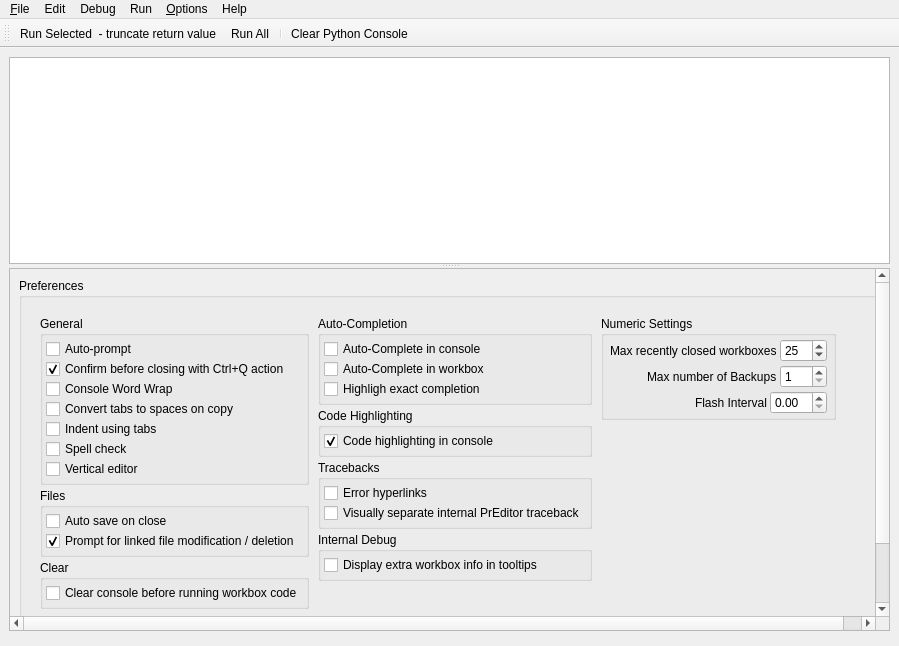
macevhicz/PrEditor, file preditor/gui/ui/loggerwindow.ui: the form before one commit.
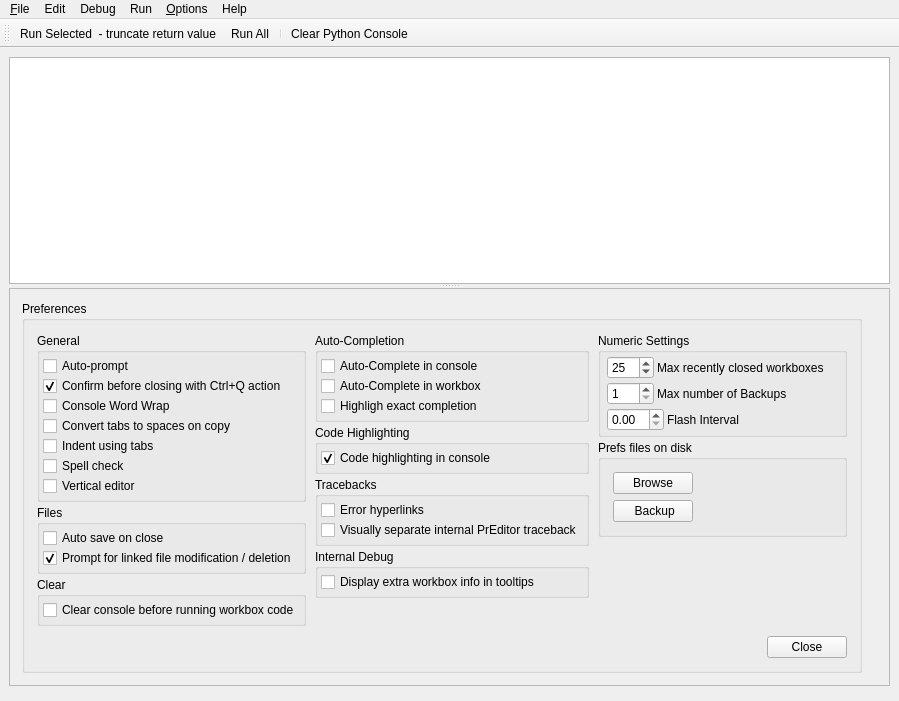
The form after the commit. Custom widgets are drawn as their Qt base class.

Commit message: Move About/Preferences to Preferences page

Diff of the .ui file:
```diff
--- a/preditor/gui/ui/loggerwindow.ui
+++ b/preditor/gui/ui/loggerwindow.ui
@@ -7,7 +7,7 @@
     <x>0</x>
     <y>0</y>
     <width>899</width>
-    <height>646</height>
+    <height>701</height>
    </rect>
   </property>
   <property name="minimumSize">
@@ -65,8 +65,8 @@
              <rect>
               <x>0</x>
               <y>0</y>
-              <width>879</width>
-              <height>369</height>
+              <width>156</width>
+              <height>29</height>
              </rect>
             </property>
             <layout class="QVBoxLayout" name="verticalLayout_7">
@@ -154,12 +154,30 @@
              <rect>
               <x>0</x>
               <y>0</y>
-              <width>864</width>
-              <height>377</height>
+              <width>879</width>
+              <height>379</height>
              </rect>
             </property>
             <layout class="QVBoxLayout" name="verticalLayout_2">
              <item>
+              <widget class="QWidget" name="widget" native="true">
+               <property name="styleSheet">
+                <string notr="true"/>
+               </property>
+               <layout class="QHBoxLayout" name="horizontalLayout_2">
+                <property name="leftMargin">
+                 <number>3</number>
+                </property>
+                <property name="topMargin">
+                 <number>3</number>
+                </property>
+                <property name="rightMargin">
+                 <number>3</number>
+                </property>
+                <property name="bottomMargin">
+                 <number>3</number>
+                </property>
+                <item>
               <widget class="QGroupBox" name="uiPreferencesGRP">
                <property name="styleSheet">
                 <string notr="true"/>
@@ -178,17 +196,32 @@
                  <number>3</number>
                 </property>
                 <property name="rightMargin">
-                 <number>30</number>
+                    <number>3</number>
                 </property>
                 <property name="bottomMargin">
-                 <number>30</number>
+                    <number>3</number>
                 </property>
                 <item>
-                 <widget class="QWidget" name="widget" native="true">
+                    <widget class="QWidget" name="widget_2" native="true">
                   <property name="styleSheet">
                    <string notr="true"/>
                   </property>
                   <layout class="QVBoxLayout" name="verticalLayout_10">
+                      <property name="spacing">
+                       <number>3</number>
+                      </property>
+                      <property name="leftMargin">
+                       <number>3</number>
+                      </property>
+                      <property name="topMargin">
+                       <number>3</number>
+                      </property>
+                      <property name="rightMargin">
+                       <number>3</number>
+                      </property>
+                      <property name="bottomMargin">
+                       <number>3</number>
+                      </property>
                    <item>
                     <widget class="QWidget" name="uiPreferencesWDGT" native="true">
                      <property name="styleSheet">
@@ -650,30 +683,6 @@
                                <property name="bottomMargin">
                                 <number>0</number>
                                </property>
-                               <item>
-                                <spacer name="horizontalSpacer_5">
-                                 <property name="orientation">
-                                  <enum>Qt::Horizontal</enum>
-                                 </property>
-                                 <property name="sizeHint" stdset="0">
-                                  <size>
-                                   <width>40</width>
-                                   <height>20</height>
-                                  </size>
-                                 </property>
-                                </spacer>
-                               </item>
-                               <item>
-                                <widget class="QLabel" name="label_3">
-                                 <property name="toolTip">
-                                  <string>Set the maximun number of backup files on disk per workbox.
-Must be at least 1</string>
-                                 </property>
-                                 <property name="text">
-                                  <string>Max recently closed workboxes</string>
-                                 </property>
-                                </widget>
-                               </item>
                                <item>
                                 <widget class="QSpinBox" name="uiMaxNumRecentWorkboxesSPIN">
                                  <property name="sizePolicy">
@@ -697,6 +706,30 @@
                                  </property>
                                 </widget>
                                </item>
+                                  <item>
+                                   <widget class="QLabel" name="label_3">
+                                    <property name="toolTip">
+                                     <string>Set the maximun number of backup files on disk per workbox.
+Must be at least 1</string>
+                                    </property>
+                                    <property name="text">
+                                     <string>Max recently closed workboxes</string>
+                                    </property>
+                                   </widget>
+                                  </item>
+                                  <item>
+                                   <spacer name="horizontalSpacer_5">
+                                    <property name="orientation">
+                                     <enum>Qt::Horizontal</enum>
+                                    </property>
+                                    <property name="sizeHint" stdset="0">
+                                     <size>
+                                      <width>40</width>
+                                      <height>20</height>
+                                     </size>
+                                    </property>
+                                   </spacer>
+                                  </item>
                               </layout>
                              </widget>
                             </item>
@@ -726,17 +759,18 @@
                                 <number>0</number>
                                </property>
                                <item>
-                                <spacer name="horizontalSpacer_4">
-                                 <property name="orientation">
-                                  <enum>Qt::Horizontal</enum>
-                                 </property>
-                                 <property name="sizeHint" stdset="0">
-                                  <size>
-                                   <width>40</width>
-                                   <height>20</height>
-                                  </size>
-                                 </property>
-                                </spacer>
+                                   <widget class="QSpinBox" name="uiMaxNumBackupsSPIN">
+                                    <property name="toolTip">
+                                     <string>Set the maximun number of backup files on disk per workbox.
+Must be at least 1</string>
+                                    </property>
+                                    <property name="minimum">
+                                     <number>1</number>
+                                    </property>
+                                    <property name="maximum">
+                                     <number>999</number>
+                                    </property>
+                                   </widget>
                                </item>
                                <item>
                                 <widget class="QLabel" name="label_2">
@@ -750,18 +784,17 @@
                                 </widget>
                                </item>
                                <item>
-                                <widget class="QSpinBox" name="uiMaxNumBackupsSPIN">
-                                 <property name="toolTip">
-                                  <string>Set the maximun number of backup files on disk per workbox.
-Must be at least 1</string>
-                                 </property>
-                                 <property name="minimum">
-                                  <number>1</number>
-                                 </property>
-                                 <property name="maximum">
-                                  <number>999</number>
-                                 </property>
-                                </widget>
+                                   <spacer name="horizontalSpacer_4">
+                                    <property name="orientation">
+                                     <enum>Qt::Horizontal</enum>
+                                    </property>
+                                    <property name="sizeHint" stdset="0">
+                                     <size>
+                                      <width>40</width>
+                                      <height>20</height>
+                                     </size>
+                                    </property>
+                                   </spacer>
                                </item>
                               </layout>
                              </widget>
@@ -793,17 +826,13 @@
                                 <number>0</number>
                                </property>
                                <item>
-                                <spacer name="horizontalSpacer_3">
-                                 <property name="orientation">
-                                  <enum>Qt::Horizontal</enum>
-                                 </property>
-                                 <property name="sizeHint" stdset="0">
-                                  <size>
-                                   <width>40</width>
-                                   <height>20</height>
-                                  </size>
-                                 </property>
-                                </spacer>
+                                   <widget class="QDoubleSpinBox" name="uiFlashTimeSPIN">
+                                    <property name="toolTip">
+                                     <string>'If running code in the logger takes X seconds or longer,
+ the window will flash if it is not in focus.
+ Setting the value to zero will disable flashing.'</string>
+                                    </property>
+                                   </widget>
                                </item>
                                <item>
                                 <widget class="QLabel" name="label">
@@ -818,13 +847,125 @@
                                 </widget>
                                </item>
                                <item>
-                                <widget class="QDoubleSpinBox" name="uiFlashTimeSPIN">
+                                   <spacer name="horizontalSpacer_3">
+                                    <property name="orientation">
+                                     <enum>Qt::Horizontal</enum>
+                                    </property>
+                                    <property name="sizeHint" stdset="0">
+                                     <size>
+                                      <width>40</width>
+                                      <height>20</height>
+                                     </size>
+                                    </property>
+                                   </spacer>
+                                  </item>
+                                 </layout>
+                                </widget>
+                               </item>
+                              </layout>
+                             </widget>
+                            </item>
+                            <item>
+                             <widget class="QGroupBox" name="groupBox_2">
+                              <property name="title">
+                               <string>Prefs files on disk</string>
+                              </property>
+                              <layout class="QVBoxLayout" name="verticalLayout_14">
+                               <property name="spacing">
+                                <number>3</number>
+                               </property>
+                               <property name="leftMargin">
+                                <number>3</number>
+                               </property>
+                               <property name="topMargin">
+                                <number>3</number>
+                               </property>
+                               <property name="rightMargin">
+                                <number>3</number>
+                               </property>
+                               <property name="bottomMargin">
+                                <number>3</number>
+                               </property>
+                               <item>
+                                <widget class="QWidget" name="widget_11" native="true">
+                                 <layout class="QHBoxLayout" name="horizontalLayout_8">
+                                  <property name="spacing">
+                                   <number>3</number>
+                                  </property>
+                                  <property name="leftMargin">
+                                   <number>3</number>
+                                  </property>
+                                  <property name="topMargin">
+                                   <number>3</number>
+                                  </property>
+                                  <property name="rightMargin">
+                                   <number>3</number>
+                                  </property>
+                                  <property name="bottomMargin">
+                                   <number>3</number>
+                                  </property>
+                                  <item>
+                                   <widget class="QWidget" name="uiPrefsOnDiskWDGT" native="true">
+                                    <layout class="QVBoxLayout" name="uiPrefsOnDiskLYT">
+                                     <property name="spacing">
+                                      <number>6</number>
+                                     </property>
+                                     <property name="leftMargin">
+                                      <number>6</number>
+                                     </property>
+                                     <property name="topMargin">
+                                      <number>6</number>
+                                     </property>
+                                     <property name="rightMargin">
+                                      <number>6</number>
+                                     </property>
+                                     <property name="bottomMargin">
+                                      <number>6</number>
+                                     </property>
+                                     <item>
+                                      <widget class="QPushButton" name="uiPrefsBrowseBTN">
+                                       <property name="sizePolicy">
+                                        <sizepolicy hsizetype="Minimum" vsizetype="Fixed">
+                                         <horstretch>1</horstretch>
+                                         <verstretch>0</verstretch>
+                                        </sizepolicy>
+                                       </property>
+                                       <property name="text">
+                                        <string>Browse</string>
+                                       </property>
+                                      </widget>
+                                     </item>
+                                     <item>
+                                      <widget class="QPushButton" name="uiPrefsBackupBTN">
+                                       <property name="sizePolicy">
+                                        <sizepolicy hsizetype="Minimum" vsizetype="Fixed">
+                                         <horstretch>1</horstretch>
+                                         <verstretch>0</verstretch>
+                                        </sizepolicy>
+                                       </property>
                                  <property name="toolTip">
-                                  <string>'If running code in the logger takes X seconds or longer,
- the window will flash if it is not in focus.
- Setting the value to zero will disable flashing.'</string>
-                                 </property>
-                                </widget>
+                                        <string>This may take a long time.</string>
+                                       </property>
+                                       <property name="text">
+                                        <string> Backup</string>
+                                       </property>
+                                      </widget>
+                                     </item>
+                                    </layout>
+                                   </widget>
+                                  </item>
+                                  <item>
+                                   <spacer name="horizontalSpacer_10">
+                                    <property name="orientation">
+                                     <enum>Qt::Horizontal</enum>
+                                    </property>
+                                    <property name="sizeHint" stdset="0">
+                                     <size>
+                                      <width>40</width>
+                                      <height>20</height>
+                                     </size>
+                                    </property>
+                                   </spacer>
                                </item>
                               </layout>
                              </widget>
@@ -845,12 +986,6 @@
                            </property>
                           </spacer>
                          </item>
-                        </layout>
-                       </widget>
-                      </item>
-                     </layout>
-                    </widget>
-                   </item>
                    <item>
                     <widget class="QDialogButtonBox" name="uiClosePreferencesBTN">
                      <property name="standardButtons">
@@ -861,6 +996,15 @@
                   </layout>
                  </widget>
                 </item>
+                        </layout>
+                       </widget>
+                      </item>
+                     </layout>
+                    </widget>
+                   </item>
+                  </layout>
+                 </widget>
+                </item>
                 <item>
                  <spacer name="horizontalSpacer">
                   <property name="orientation">
@@ -930,22 +1074,6 @@
     <addaction name="separator"/>
     <addaction name="uiCloseLoggerACT"/>
    </widget>
-   <widget class="QMenu" name="uiHelpMENU">
-    <property name="title">
-     <string>Help</string>
-    </property>
-    <widget class="QMenu" name="uiPreferencesMENU">
-     <property name="title">
-      <string>Preferences</string>
-     </property>
-     <addaction name="uiBrowsePreferencesACT"/>
-     <addaction name="uiBackupPreferencesACT"/>
-    </widget>
-    <addaction name="uiPreferencesMENU"/>
-    <addaction name="uiEnvironmentVarsACT"/>
-    <addaction name="separator"/>
-    <addaction name="uiAboutPreditorACT"/>
-   </widget>
    <widget class="QMenu" name="uiRunMENU">
     <property name="title">
      <string>Run</string>
@@ -1131,6 +1259,14 @@
     <addaction name="uiShowNextWorkboxVersionACT"/>
     <addaction name="uiShowLastWorkboxVersionACT"/>
    </widget>
+   <widget class="QMenu" name="uiHelpMENU">
+    <property name="title">
+     <string>Help</string>
+    </property>
+    <addaction name="uiEnvironmentVarsACT"/>
+    <addaction name="separator"/>
+    <addaction name="uiAboutPreditorACT"/>
+   </widget>
    <addaction name="uiFileMENU"/>
    <addaction name="uiEditMENU"/>
    <addaction name="uiDebugMENU"/>
@@ -1402,14 +1538,6 @@
     <string>Clear Output File</string>
    </property>
   </action>
-  <action name="uiBrowsePreferencesACT">
-   <property name="text">
-    <string>Browse...</string>
-   </property>
-   <property name="toolTip">
-    <string>Browse Preferences</string>
-   </property>
-  </action>
   <action name="uiAutoCompleteCaseSensitiveACT">
    <property name="checkable">
     <bool>true</bool>
@@ -1722,11 +1850,6 @@
     <string>Ctrl+Alt+9</string>
    </property>
   </action>
-  <action name="uiBackupPreferencesACT">
-   <property name="text">
-    <string>Backup</string>
-   </property>
-  </action>
   <action name="uiFocusNameACT">
    <property name="text">
     <string>Focus To Name</string>
```
Lines whose indentation alone changed are shown as unchanged. The commit also changes 1 other file.
